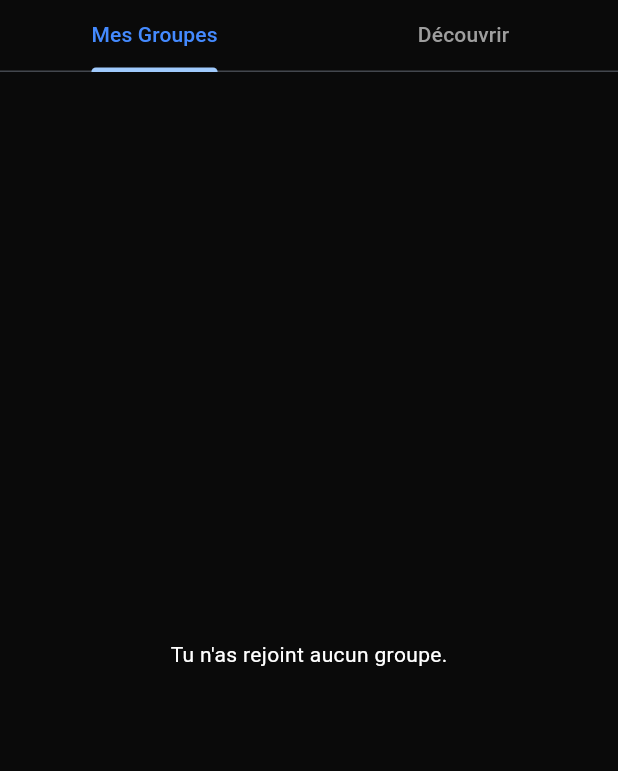
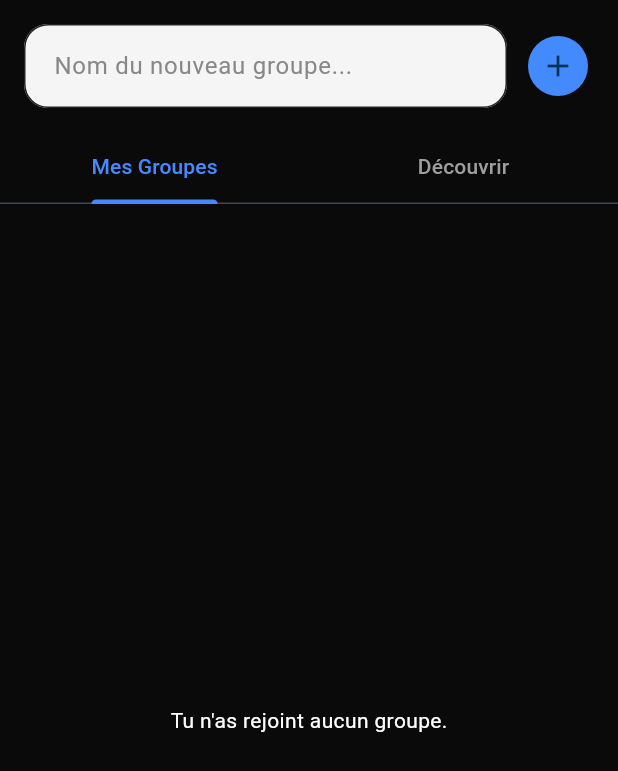
Before and after one commit to Minjxxe8/Zelda_Map, a Flutter app: the GroupsHubScreen widget shown alone on an empty page, opened directly, on a phone screen of 412 x 824 dp. Shown: the top 771 px of the screen. Run offline on Flutter 3.47's test engine with Material 3 defaults, Android fonts, the phone set to English and light mode, and no system bars; our stand-ins replace flutter_dotenv, flutter_riverpod, image_picker, supabase_flutter; accounts and stored records are empty.

```diff
--- a/lib/ui/app_shell.dart
+++ b/lib/ui/app_shell.dart
@@ -1,5 +1,6 @@
 import 'package:flutter/material.dart';
 import 'feed/feed_screen.dart';
+import 'groups/group_screen.dart';
 import 'photos/photo_capture_screen.dart';
 import 'profile/profile_screen.dart';
 import 'widgets/app_page_app_bar.dart';
@@ -17,6 +18,7 @@ class _AppShellState extends State<AppShell> {
 
   static const _titles = [
     'Accueil',
+    'Groupes',
     'Prendre une photo',
     'Profil',
   ];
@@ -25,8 +27,9 @@ class _AppShellState extends State<AppShell> {
   Widget build(BuildContext context) {
     final pages = [
       const FeedScreen(),
+      const GroupsHubScreen(),
       const PhotoCaptureScreen(),
-      const ProfileScreen(embedded: true),
+      const ProfileScreen(),
     ];
 
     return Scaffold(
--- a/lib/ui/groups/group_screen.dart
+++ b/lib/ui/groups/group_screen.dart
@@ -2,29 +2,88 @@ import 'package:flutter/material.dart';
 import 'package:flutter_riverpod/flutter_riverpod.dart';
 import 'package:zelda_map/ui/groups/widgets/all_group_list_view.dart';
 import 'package:zelda_map/ui/groups/widgets/my_group_list_view.dart';
+import '../../providers/auth_provider.dart';
+import '../../providers/group-provider.dart';
+import '../../repository/group_repository.dart';
 
-class GroupsHubScreen extends ConsumerWidget {
+class GroupsHubScreen extends ConsumerStatefulWidget {
   const GroupsHubScreen({super.key});
 
   @override
-  Widget build(BuildContext context, WidgetRef ref) {
+  ConsumerState<GroupsHubScreen> createState() => _GroupsHubScreenState();
+}
+
+class _GroupsHubScreenState extends ConsumerState<GroupsHubScreen> {
+  final TextEditingController _groupNameController = TextEditingController();
+
+  void _createGroup() async {
+    final name = _groupNameController.text.trim();
+    final user = ref.read(authProvider).user;
+
+    if (name.isNotEmpty && user != null) {
+      await GroupRepository().createGroup(name, user.id);
+      _groupNameController.clear();
+
+      ref.invalidate(allGroupsProvider);
+      ref.invalidate(myGroupsProvider(user.id));
+
+      if (mounted) {
+        ScaffoldMessenger.of(context).showSnackBar(
+          SnackBar(content: Text("Groupe '$name' créé ! 🚀")),
+        );
+      }
+    }
+  }
+
+  @override
+  Widget build(BuildContext context) {
     return DefaultTabController(
       length: 2,
       child: Column(
         children: [
+          Padding(
+            padding: const EdgeInsets.all(16.0),
+            child: Row(
+              children: [
+                Expanded(
+                  child: TextField(
+                    controller: _groupNameController,
+                    decoration: InputDecoration(
+                      hintText: "Nom du nouveau groupe...",
+                      filled: true,
+                      fillColor: Colors.grey[100],
+                      border: OutlineInputBorder(
+                        borderRadius: BorderRadius.circular(12),
+                        borderSide: BorderSide.none,
+                      ),
+                    ),
+                  ),
+                ),
+                const SizedBox(width: 10),
+                IconButton.filled(
+                  onPressed: _createGroup,
+                  icon: const Icon(Icons.add),
+                  style: IconButton.styleFrom(backgroundColor: Colors.blueAccent),
+                ),
+              ],
+            ),
+          ),
+
           const TabBar(
             labelColor: Colors.blueAccent,
             unselectedLabelColor: Colors.grey,
+            indicatorColor: Colors.blueAccent,
             tabs: [
               Tab(text: "Mes Groupes"),
               Tab(text: "Découvrir"),
             ],
           ),
+
           Expanded(
             child: TabBarView(
               children: [
-                const MyGroupsList(),
-                const AllGroupsDiscovery(),
+                MyGroupsList(),
+                AllGroupsDiscovery(),
               ],
             ),
           ),
```
Also changed, not shown: lib/ui/widgets/bottom_tab_bar.dart (+10 -4 lines).
